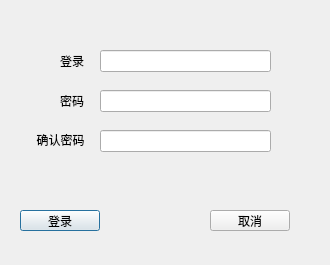
The window that ui/register.ui (shy-zhong/Final-assignments) describes before a commit, drawn with Qt 5.
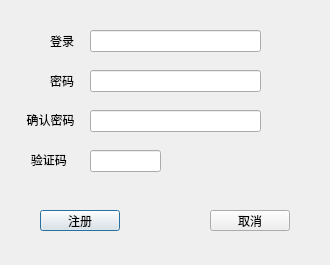
The same window after the commit. Icons and pictures are not drawn.

Commit message: modified:   .gitignore 	deleted:    aaa.py 	modified:   func/mysql.py 	modified:   main/login.py 	modified:   main/mainwindow.py 	modified:   main/register.py 	modified:   main/tools.py 	modified:   tempCodeRunnerFile.py 	modified:   ui/login.ui 	modified:   ui/register.ui 	modified:   ui/ui_login.py 	modified:   ui/ui_register.py

```diff
--- a/ui/register.ui
+++ b/ui/register.ui
@@ -19,8 +19,8 @@
   <widget class="QLabel" name="tip1">
    <property name="geometry">
     <rect>
-     <x>60</x>
-     <y>50</y>
+     <x>50</x>
+     <y>30</y>
      <width>31</width>
      <height>21</height>
     </rect>
@@ -32,8 +32,8 @@
   <widget class="QLabel" name="tip2">
    <property name="geometry">
     <rect>
-     <x>60</x>
-     <y>90</y>
+     <x>50</x>
+     <y>70</y>
      <width>31</width>
      <height>21</height>
     </rect>
@@ -45,8 +45,8 @@
   <widget class="QLineEdit" name="username">
    <property name="geometry">
     <rect>
-     <x>100</x>
-     <y>50</y>
+     <x>90</x>
+     <y>30</y>
      <width>171</width>
      <height>22</height>
     </rect>
@@ -58,8 +58,8 @@
   <widget class="QLineEdit" name="password">
    <property name="geometry">
     <rect>
-     <x>100</x>
-     <y>90</y>
+     <x>90</x>
+     <y>70</y>
      <width>171</width>
      <height>22</height>
     </rect>
@@ -71,14 +71,14 @@
   <widget class="QPushButton" name="enter">
    <property name="geometry">
     <rect>
-     <x>20</x>
+     <x>40</x>
      <y>210</y>
      <width>80</width>
      <height>21</height>
     </rect>
    </property>
    <property name="text">
-    <string>登录</string>
+    <string>注册</string>
    </property>
   </widget>
   <widget class="QPushButton" name="cancel">
@@ -97,8 +97,8 @@
   <widget class="QLineEdit" name="password_2">
    <property name="geometry">
     <rect>
-     <x>100</x>
-     <y>130</y>
+     <x>90</x>
+     <y>110</y>
      <width>171</width>
      <height>22</height>
     </rect>
@@ -110,8 +110,8 @@
   <widget class="QLabel" name="tip2_2">
    <property name="geometry">
     <rect>
-     <x>30</x>
-     <y>130</y>
+     <x>20</x>
+     <y>110</y>
      <width>61</width>
      <height>20</height>
     </rect>
@@ -120,6 +120,46 @@
     <string>&lt;html&gt;&lt;head/&gt;&lt;body&gt;&lt;p align=&quot;center&quot;&gt;确认密码&lt;/p&gt;&lt;/body&gt;&lt;/html&gt;</string>
    </property>
   </widget>
+  <widget class="QLabel" name="tip4">
+   <property name="geometry">
+    <rect>
+     <x>20</x>
+     <y>150</y>
+     <width>61</width>
+     <height>20</height>
+    </rect>
+   </property>
+   <property name="text">
+    <string>&lt;html&gt;&lt;head/&gt;&lt;body&gt;&lt;p align=&quot;center&quot;&gt;验证码
+&lt;/p&gt;&lt;/body&gt;&lt;/html&gt;</string>
+   </property>
+  </widget>
+  <widget class="QLineEdit" name="plot">
+   <property name="geometry">
+    <rect>
+     <x>90</x>
+     <y>150</y>
+     <width>71</width>
+     <height>22</height>
+    </rect>
+   </property>
+   <property name="text">
+    <string/>
+   </property>
+  </widget>
+  <widget class="QLabel" name="verification_code">
+   <property name="geometry">
+    <rect>
+     <x>180</x>
+     <y>142</y>
+     <width>80</width>
+     <height>40</height>
+    </rect>
+   </property>
+   <property name="text">
+    <string/>
+   </property>
+  </widget>
  </widget>
  <resources/>
  <connections/>
```
Left out of the diff: 4 changed lines with no effect on the pictures. The commit also changes 11 other files.
